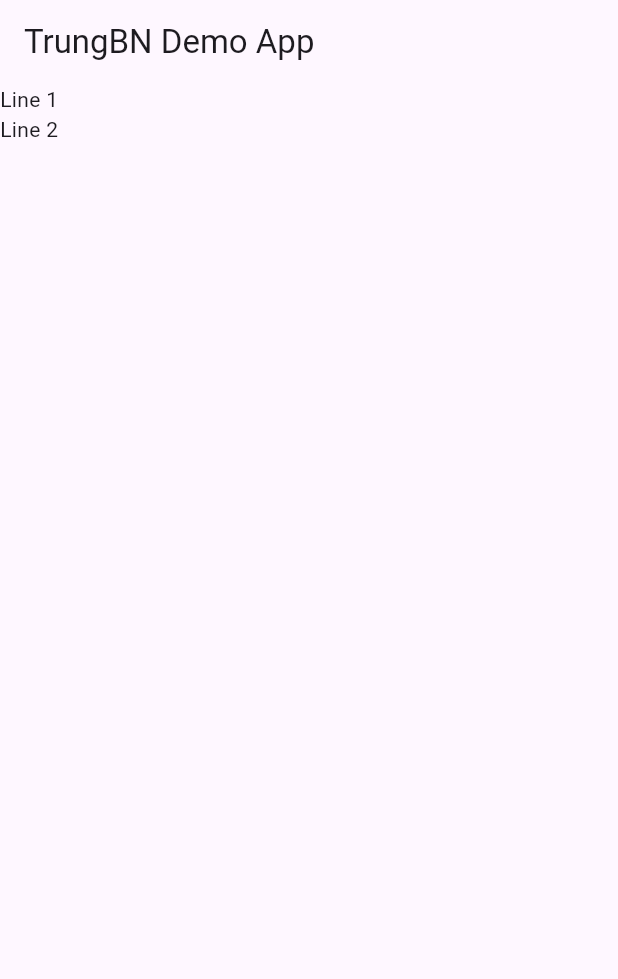
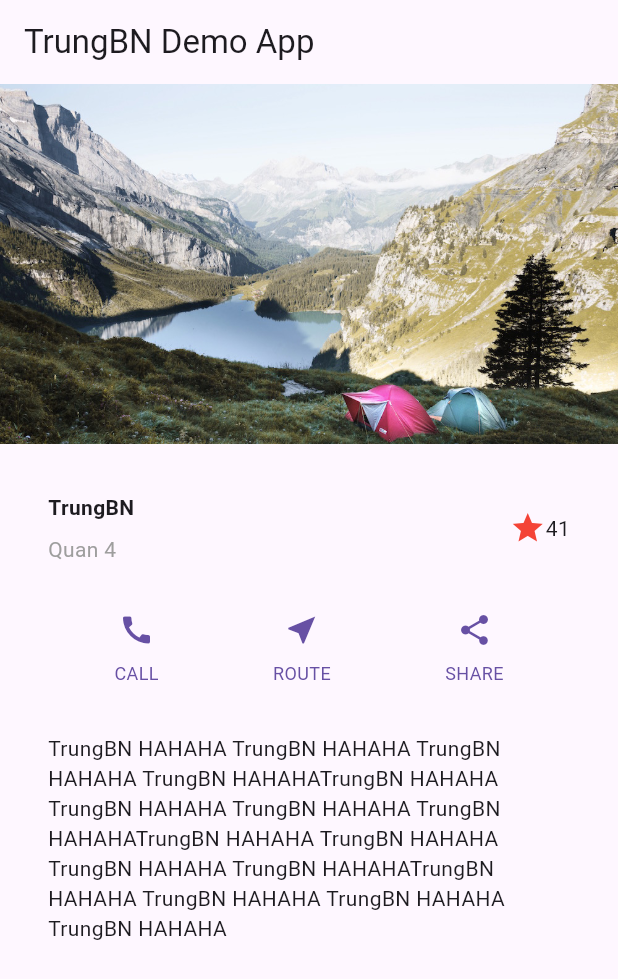
Before and after one commit to namtrungit/FlutterStudyTrungbn, a Flutter app: the screen it shows after launch, on a phone screen of 412 x 824 dp. Shown: the top 979 px of the screen. Run offline on Flutter 3.47's test engine with Material 3 defaults, Android fonts, the phone set to English and light mode, and no system bars.

Commit message:
Finish Build a Layout

```diff
--- a/lib/main.dart
+++ b/lib/main.dart
@@ -14,7 +14,20 @@ class MyApp extends StatelessWidget {
       home: Scaffold(
         appBar: AppBar(title: const Text(appTitle)),
         body: const SingleChildScrollView(
-          child: Column(children: [Text('Line 1'), Text('Line 2')]),
+          child: Column(
+            children: [
+              ImageSection(image: 'images/lake.jpg'),
+              TitleSection(name: 'TrungBN', location: 'Quan 4'),
+              ButtonSection(),
+              TextSection(
+                description:
+                    'TrungBN HAHAHA TrungBN HAHAHA TrungBN HAHAHA TrungBN HAHAHA'
+                    'TrungBN HAHAHA TrungBN HAHAHA TrungBN HAHAHA TrungBN HAHAHA'
+                    'TrungBN HAHAHA TrungBN HAHAHA TrungBN HAHAHA TrungBN HAHAHA'
+                    'TrungBN HAHAHA TrungBN HAHAHA TrungBN HAHAHA TrungBN HAHAHA',
+              ),
+            ],
+          ),
         ),
       ),
     );
@@ -54,3 +67,80 @@ class TitleSection extends StatelessWidget {
     );
   }
 }
+
+class ButtonSection extends StatelessWidget {
+  const ButtonSection({super.key});
+  @override
+  Widget build(BuildContext context) {
+    final Color color = Theme.of(context).primaryColor;
+    return SizedBox(
+      child: Row(
+        mainAxisAlignment: MainAxisAlignment.spaceEvenly,
+        children: [
+          ButtonWithText(color: color, icon: Icons.call, label: 'CALL'),
+          ButtonWithText(color: color, icon: Icons.near_me, label: 'ROUTE'),
+          ButtonWithText(color: color, icon: Icons.share, label: 'SHARE'),
+        ],
+      ),
+    );
+  }
+}
+
+class ButtonWithText extends StatelessWidget {
+  const ButtonWithText({
+    super.key,
+    required this.color,
+    required this.icon,
+    required this.label,
+  });
+
+  final Color color;
+  final IconData icon;
+  final String label;
+  @override
+  Widget build(BuildContext context) {
+    return Column(
+      mainAxisSize: MainAxisSize.min,
+      mainAxisAlignment: MainAxisAlignment.spaceEvenly,
+      children: [
+        Icon(icon, color: color),
+        Padding(
+          padding: const EdgeInsets.only(top: 8),
+          child: Text(
+            label,
+            style: TextStyle(
+              fontSize: 12,
+              fontWeight: FontWeight.w400,
+              color: color,
+            ),
+          ),
+        ),
+      ],
+    );
+  }
+}
+
+class TextSection extends StatelessWidget {
+  const TextSection({super.key, required this.description});
+
+  final String description;
+
+  @override
+  Widget build(BuildContext context) {
+    return Padding(
+      padding: const EdgeInsets.all(32),
+      child: Text(description, softWrap: true),
+    );
+  }
+}
+
+class ImageSection extends StatelessWidget {
+  const ImageSection({super.key, required this.image});
+
+  final String image;
+
+  @override
+  Widget build(BuildContext context) {
+    return Image.asset(image, width: 600, height: 240, fit: BoxFit.cover);
+  }
+}
--- a/pubspec.yaml
+++ b/pubspec.yaml
@@ -58,8 +58,8 @@ flutter:
   uses-material-design: true
 
   # To add assets to your application, add an assets section, like this:
-  # assets:
-  #   - images/a_dot_burr.jpeg
+  assets:
+    - images/lake.jpg
   #   - images/a_dot_ham.jpeg
 
   # An image asset can refer to one or more resolution-specific "variants", see
```
Also changed, not shown: images/lake.jpg (added).
